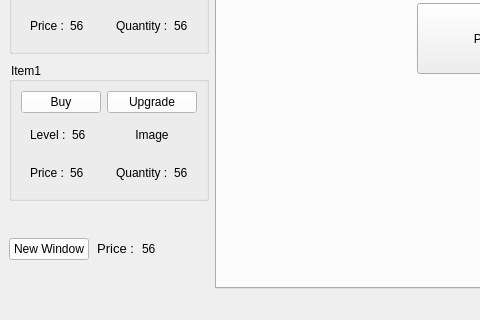
Qt form mainwindow.ui (bradefaire/CLiiCKER) before a commit; both pictures show x 0 to 480 and y 201 to 521 of the 875 by 521 pixel window.
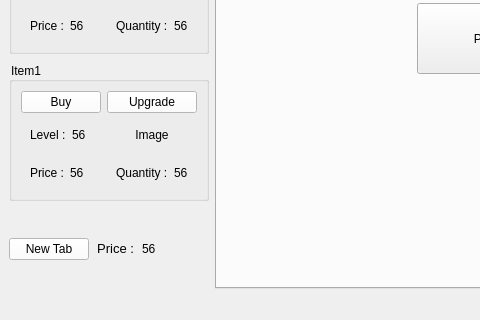
The same form after that commit. The open tabs and pages were chosen to show the change.

```diff
--- a/mainwindow.ui
+++ b/mainwindow.ui
@@ -264,7 +264,7 @@
 color: rgb(0, 0, 0);</string>
           </property>
           <property name="text">
-           <string>New Window</string>
+           <string>New Tab</string>
           </property>
          </widget>
         </item>
```
Left out of the diff: 10 changed lines with no effect on the pictures.
